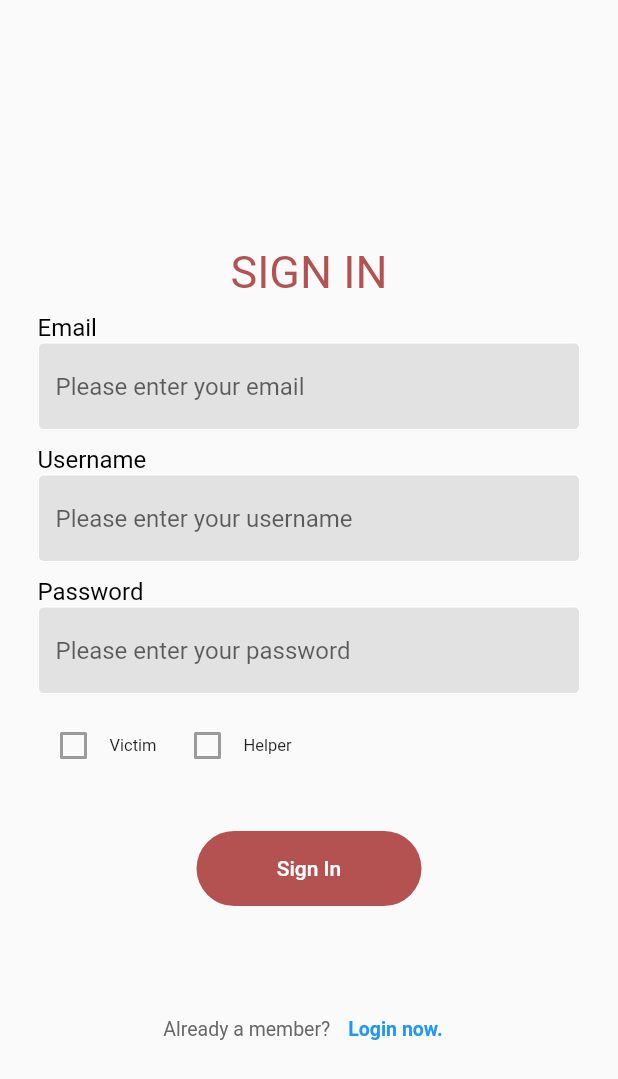
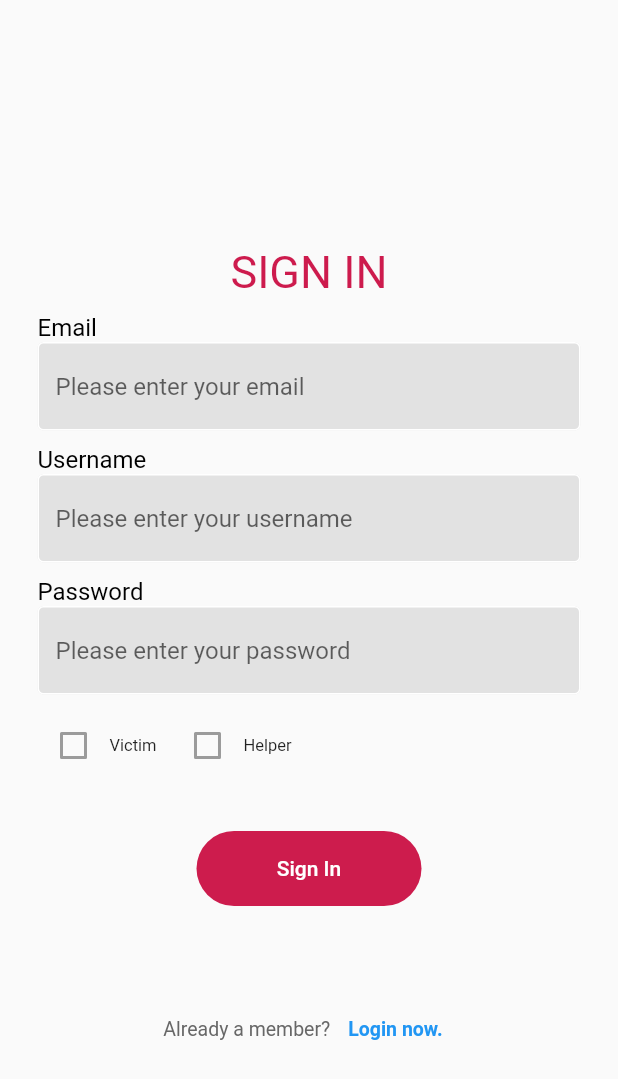
Before and after one commit to ggunes18/comp491-earthquake-damage-assessment, a Flutter app: the screen it shows after launch, after a tap on "Sign In", on a phone screen of 412 x 824 dp. Shown: the top 1079 px of the screen. Run offline on Flutter 3.47's test engine with Material 2 defaults, Android fonts, the light colour scheme and no system bars.

Commit message:
Design Changes

```diff
--- a/earthquake_damage_assessment/lib/pages/first_page.dart
+++ b/earthquake_damage_assessment/lib/pages/first_page.dart
@@ -7,17 +7,26 @@ class FirstPage extends StatelessWidget {
 
   @override
   Widget build(BuildContext context) {
+    var height = MediaQuery.of(context).size.height;
     return Scaffold(
       body: SafeArea(
         child: Center(
           child: Column(
-            mainAxisAlignment: MainAxisAlignment.center,
+            mainAxisAlignment: MainAxisAlignment.start,
             children: [
-              const SizedBox(height: 50),
-              kuHelpText(),
-              const SizedBox(height: 10),
+              Container(
+                height: height * 0.5,
+                decoration: BoxDecoration(
+                  image: DecorationImage(
+                    image: AssetImage("assets/images/kuhelp.png"),
+                    //fit: BoxFit.cover,
+                  ),
+                ),
+              ),
+              //kuHelpText(),
+              const SizedBox(height: 20),
               explanationText(),
-              const SizedBox(height: 50),
+              const SizedBox(height: 30),
               signInButton(context),
               const SizedBox(height: 50),
               alreadyAUser(context),
@@ -52,12 +61,16 @@ Padding explanationText() {
     padding: const EdgeInsets.symmetric(horizontal: 25.0),
     child: Row(
       mainAxisAlignment: MainAxisAlignment.start,
-      children: const [
-        Text(
-          'Explanation...',
-          style: TextStyle(
-            color: Colors.black,
-            fontSize: 14,
+      children: [
+        Container(
+          width: 375,
+          child: Text(
+            'Bridging the communication gap between earthquake victims and aid groups. ',
+            textAlign: TextAlign.center,
+            style: TextStyle(
+              color: Colors.black,
+              fontSize: 16,
+            ),
           ),
         ),
       ],
@@ -79,18 +92,18 @@ TextButton signInButton(context) {
       margin: const EdgeInsets.symmetric(horizontal: 60),
       decoration: BoxDecoration(
           borderRadius: BorderRadius.circular(50),
-          color: const Color(0xffB45151)),
+          color: Color.fromRGBO(199, 0, 56, 0.89)),
       child: const Center(
         child: Text("Sign In",
             style: TextStyle(
-                color: Color.fromARGB(255, 255, 255, 255), fontSize: 20)),
+                color: Color.fromRGBO(255, 255, 255, 1), fontSize: 20)),
       ),
     ),
   );
 }
 
-Row alreadyAUser(context) {
-  return Row(
+Column alreadyAUser(context) {
+  return Column(
     mainAxisAlignment: MainAxisAlignment.center,
     children: [
       const Text(
--- a/earthquake_damage_assessment/lib/pages/login_page.dart
+++ b/earthquake_damage_assessment/lib/pages/login_page.dart
@@ -42,7 +42,7 @@ Text loginText() {
   return const Text(
     'LOGIN',
     style: TextStyle(
-      color: Color(0XFFB45151),
+      color: Color.fromRGBO(199, 0, 56, 0.89),
       fontSize: 30,
     ),
   );
@@ -119,7 +119,7 @@ TextButton loginButton() {
       margin: const EdgeInsets.symmetric(horizontal: 60),
       decoration: BoxDecoration(
           borderRadius: BorderRadius.circular(50),
-          color: const Color(0xffB45151)),
+          color: Color.fromRGBO(199, 0, 56, 0.89)),
       child: const Center(
         child: Text("Login",
             style: TextStyle(color: Color.fromARGB(255, 255, 255, 255))),
--- a/earthquake_damage_assessment/lib/pages/sign_in_page.dart
+++ b/earthquake_damage_assessment/lib/pages/sign_in_page.dart
@@ -43,7 +43,7 @@ Text signUpText() {
   return const Text(
     'SIGN IN',
     style: TextStyle(
-      color: Color(0XFFB45151),
+      color: Color.fromRGBO(199, 0, 56, 0.89),
       fontSize: 30,
     ),
   );
@@ -108,7 +108,7 @@ TextButton signInButton() {
       margin: const EdgeInsets.symmetric(horizontal: 60),
       decoration: BoxDecoration(
           borderRadius: BorderRadius.circular(50),
-          color: const Color(0xffB45151)),
+          color: Color.fromRGBO(199, 0, 56, 0.89)),
       child: const Center(
         child: Text("Sign In",
             style: TextStyle(color: Color.fromARGB(255, 255, 255, 255))),
--- a/earthquake_damage_assessment/pubspec.yaml
+++ b/earthquake_damage_assessment/pubspec.yaml
@@ -59,8 +59,8 @@ flutter:
   uses-material-design: true
 
   # To add assets to your application, add an assets section, like this:
-  # assets:
-  #   - images/a_dot_burr.jpeg
+  assets:
+     - assets/images/kuhelp.png
   #   - images/a_dot_ham.jpeg
 
   # An image asset can refer to one or more resolution-specific "variants", see
```
Also changed, not shown: earthquake_damage_assessment/assets/images/graph.png (added), earthquake_damage_assessment/assets/images/kuhelp.png (added).
